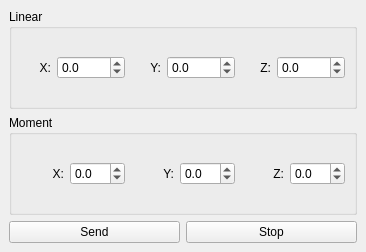
Above: PDTest/forms/mainwindow.ui from uf-mil-archive/sub-2012 before the change. Below: the same form after it.
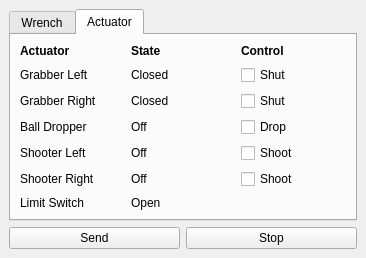
That is the form after the change.

Commit message: Made pdtest capable of sending actuator commands and receiving actuator status

Diff of the .ui file:
```diff
--- a/PDTest/forms/mainwindow.ui
+++ b/PDTest/forms/mainwindow.ui
@@ -18,6 +18,16 @@
     <item>
      <layout class="QVBoxLayout" name="verticalLayout">
       <item>
+       <widget class="QTabWidget" name="tabWidget">
+        <property name="currentIndex">
+         <number>1</number>
+        </property>
+        <widget class="QWidget" name="tab">
+         <attribute name="title">
+          <string>Wrench</string>
+         </attribute>
+         <layout class="QVBoxLayout" name="verticalLayout_2">
+          <item>
        <widget class="QGroupBox" name="groupBox_2">
         <property name="title">
          <string>Linear</string>
@@ -39,10 +49,10 @@
             <number>1</number>
            </property>
            <property name="minimum">
-            <double>-1000.000000000000000</double>
+                <double>-9999.000000000000000</double>
            </property>
            <property name="maximum">
-            <double>1000.000000000000000</double>
+                <double>9999.000000000000000</double>
            </property>
            <property name="singleStep">
             <double>0.100000000000000</double>
@@ -65,10 +75,10 @@
             <number>1</number>
            </property>
            <property name="minimum">
-            <double>-1000.000000000000000</double>
+                <double>-9999.000000000000000</double>
            </property>
            <property name="maximum">
-            <double>1000.000000000000000</double>
+                <double>9999.000000000000000</double>
            </property>
           </widget>
          </item>
@@ -88,10 +98,10 @@
             <number>1</number>
            </property>
            <property name="minimum">
-            <double>-1000.000000000000000</double>
+                <double>-9999.000000000000000</double>
            </property>
            <property name="maximum">
-            <double>1000.000000000000000</double>
+                <double>9999.000000000000000</double>
            </property>
           </widget>
          </item>
@@ -177,6 +187,157 @@
           </widget>
          </item>
         </layout>
+           </widget>
+          </item>
+         </layout>
+        </widget>
+        <widget class="QWidget" name="tab_2">
+         <attribute name="title">
+          <string>Actuator</string>
+         </attribute>
+         <layout class="QGridLayout" name="gridLayout">
+          <item row="0" column="0">
+           <widget class="QLabel" name="label_4">
+            <property name="text">
+             <string>&lt;b&gt;Actuator&lt;/b&gt;</string>
+            </property>
+           </widget>
+          </item>
+          <item row="0" column="1">
+           <widget class="QLabel" name="label_6">
+            <property name="text">
+             <string>&lt;b&gt;State&lt;/b&gt;</string>
+            </property>
+           </widget>
+          </item>
+          <item row="1" column="0">
+           <widget class="QLabel" name="label_5">
+            <property name="text">
+             <string>Grabber Left</string>
+            </property>
+           </widget>
+          </item>
+          <item row="0" column="2">
+           <widget class="QLabel" name="label_10">
+            <property name="text">
+             <string>&lt;b&gt;Control&lt;/b&gt;</string>
+            </property>
+           </widget>
+          </item>
+          <item row="1" column="2">
+           <widget class="QCheckBox" name="grabberLeftCheckBox">
+            <property name="text">
+             <string>Shut</string>
+            </property>
+           </widget>
+          </item>
+          <item row="2" column="0">
+           <widget class="QLabel" name="label_11">
+            <property name="text">
+             <string>Grabber Right</string>
+            </property>
+           </widget>
+          </item>
+          <item row="3" column="0">
+           <widget class="QLabel" name="label_12">
+            <property name="text">
+             <string>Ball Dropper</string>
+            </property>
+           </widget>
+          </item>
+          <item row="4" column="0">
+           <widget class="QLabel" name="label_13">
+            <property name="text">
+             <string>Shooter Left</string>
+            </property>
+           </widget>
+          </item>
+          <item row="5" column="0">
+           <widget class="QLabel" name="label_14">
+            <property name="text">
+             <string>Shooter Right</string>
+            </property>
+           </widget>
+          </item>
+          <item row="1" column="1">
+           <widget class="QLabel" name="grabberLeftStatusLabel">
+            <property name="text">
+             <string>Closed</string>
+            </property>
+           </widget>
+          </item>
+          <item row="2" column="1">
+           <widget class="QLabel" name="grabberRightStatusLabel">
+            <property name="text">
+             <string>Closed</string>
+            </property>
+           </widget>
+          </item>
+          <item row="3" column="1">
+           <widget class="QLabel" name="ballDropperStatusLabel">
+            <property name="text">
+             <string>Off</string>
+            </property>
+           </widget>
+          </item>
+          <item row="4" column="1">
+           <widget class="QLabel" name="shooterLeftStatusLabel">
+            <property name="text">
+             <string>Off</string>
+            </property>
+           </widget>
+          </item>
+          <item row="5" column="1">
+           <widget class="QLabel" name="shooterRightStatusLabel">
+            <property name="text">
+             <string>Off</string>
+            </property>
+           </widget>
+          </item>
+          <item row="2" column="2">
+           <widget class="QCheckBox" name="grabberRightCheckBox">
+            <property name="text">
+             <string>Shut</string>
+            </property>
+           </widget>
+          </item>
+          <item row="3" column="2">
+           <widget class="QCheckBox" name="ballDropperCheckBox">
+            <property name="text">
+             <string>Drop</string>
+            </property>
+           </widget>
+          </item>
+          <item row="4" column="2">
+           <widget class="QCheckBox" name="shooterLeftCheckBox">
+            <property name="text">
+             <string>Shoot</string>
+            </property>
+           </widget>
+          </item>
+          <item row="5" column="2">
+           <widget class="QCheckBox" name="shooterRightCheckBox">
+            <property name="text">
+             <string>Shoot</string>
+            </property>
+           </widget>
+          </item>
+          <item row="6" column="0">
+           <widget class="QLabel" name="label_19">
+            <property name="text">
+             <string>Limit Switch</string>
+            </property>
+           </widget>
+          </item>
+          <item row="6" column="1">
+           <widget class="QLabel" name="limitSwitchStatusLabel">
+            <property name="text">
+             <string>Open</string>
+            </property>
+           </widget>
+          </item>
+         </layout>
+        </widget>
        </widget>
       </item>
       <item>
```
Lines whose indentation alone changed are shown as unchanged. The commit also changes 8 other files.
